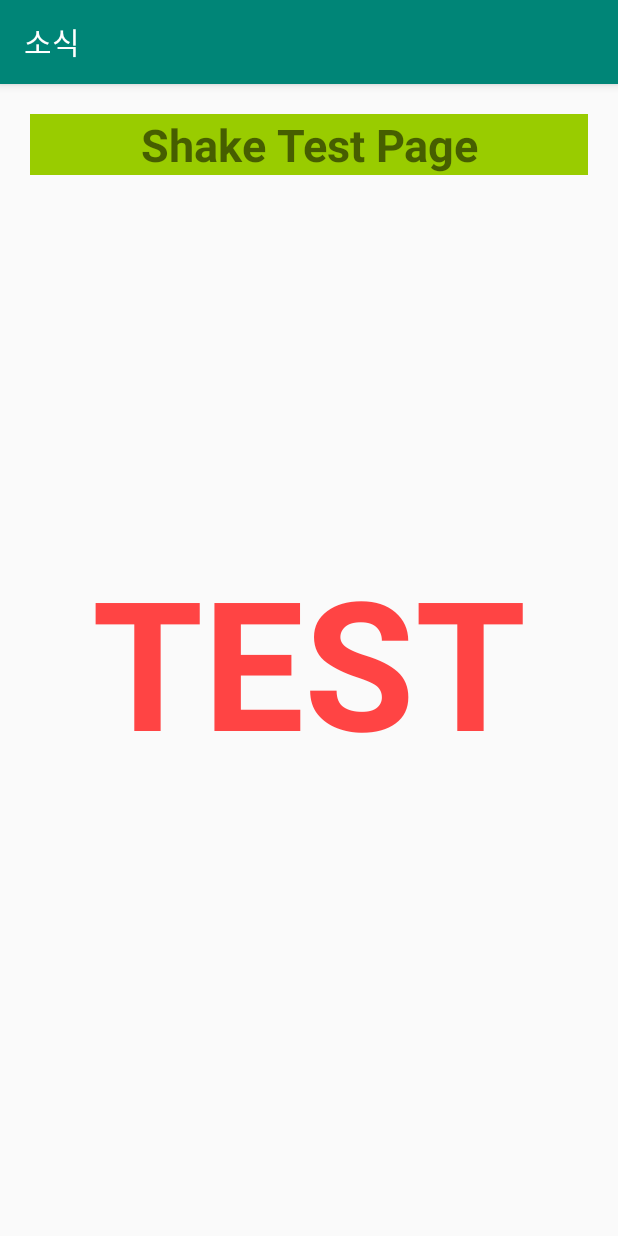
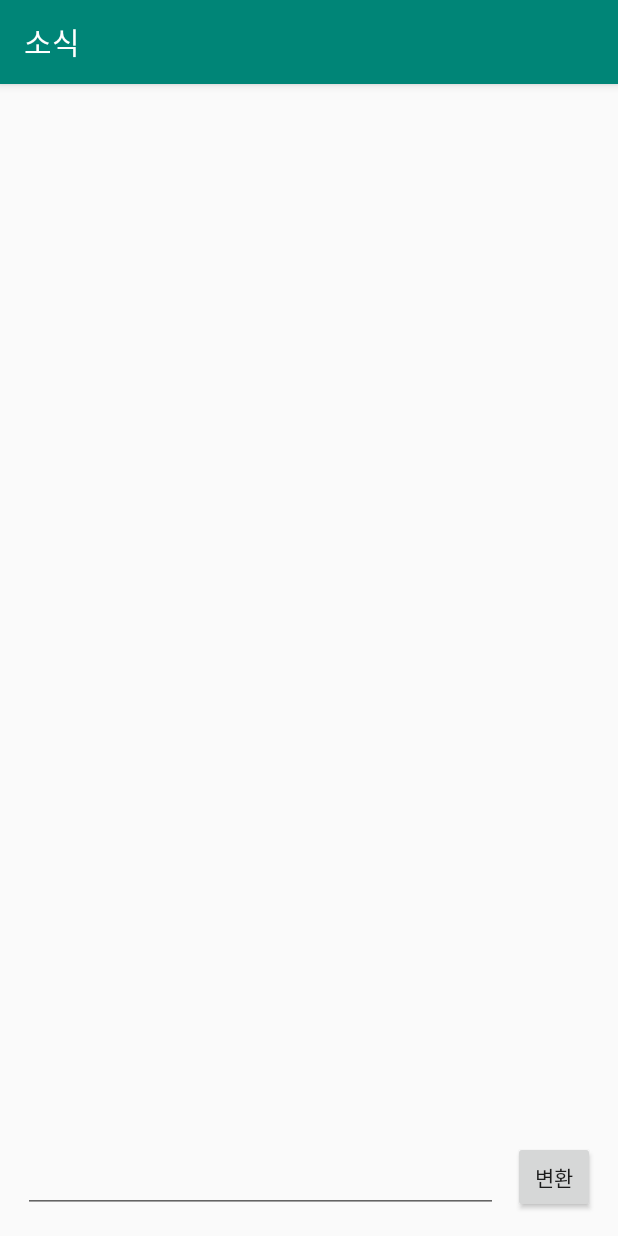
Before and after one commit to GhillieSuit/SoSik, an Android app: the screen it shows after launch (MainActivity), on a phone screen of 412 x 824 dp. Run offline under Robolectric (Android 15) with nearby library versions, the phone set to English and light mode, and no system bars.

Commit message:
main layout

```diff
--- a/app/build.gradle
+++ b/app/build.gradle
@@ -26,4 +26,5 @@ dependencies {
     testImplementation 'junit:junit:4.12'
     androidTestImplementation 'androidx.test:runner:1.1.1'
     androidTestImplementation 'androidx.test.espresso:espresso-core:3.1.1'
+    implementation 'androidx.recyclerview:recyclerview:1.1.0'
 }
--- a/app/src/main/java/com/example/sosik/MainActivity.java
+++ b/app/src/main/java/com/example/sosik/MainActivity.java
@@ -1,21 +1,77 @@
 package com.example.sosik;
 
 import androidx.appcompat.app.AppCompatActivity;
+import androidx.recyclerview.widget.LinearLayoutManager;
+import androidx.recyclerview.widget.RecyclerView;
 
 import android.content.Intent;
 import android.os.Bundle;
+import android.view.View;
+import android.widget.Button;
+import android.widget.EditText;
 
-public class MainActivity extends AppCompatActivity {
+import java.util.ArrayList;
+
+public class MainActivity extends AppCompatActivity implements View.OnClickListener{
 
     private static boolean activityTop;
+    private RecyclerView recyclerView;
+    private ArrayList<String> list = new ArrayList<>();
+    private Button btnTTS;
+    private EditText txtTTS;
 
     @Override
     protected void onCreate(Bundle savedInstanceState) {
         super.onCreate(savedInstanceState);
         setContentView(R.layout.activity_main);
 
+        InitializeService();
+        InitializeView();
+        SetListener();
+
+        /*for (int i=0; i<100; i++) {
+            list.add(String.format("TEXT %d", i));
+        }*/
+    }
+
+    // 모션센서 서비스 실행
+    public void InitializeService(){
         Intent serviceIntent = new Intent(getApplicationContext(), MyService.class);
         startService(serviceIntent);
+    }
+
+    public void InitializeView(){
+        // 리사이클러뷰에 LinearLayoutManager 객체 지정.
+        recyclerView = findViewById(R.id.recycler1) ;
+        LinearLayoutManager mLayoutManager = new LinearLayoutManager(this);
+        recyclerView.setLayoutManager(mLayoutManager);
+        // 리사이클러뷰에 SimpleTextAdapter 객체 지정.
+        SimpleTextAdapter adapter = new SimpleTextAdapter(list) ;
+        recyclerView.setAdapter(adapter) ;
+
+        btnTTS = (Button) findViewById(R.id.btnTTS);
+        txtTTS = (EditText) findViewById(R.id.txtTTS);
+    }
+
+    public void SetListener(){
+        btnTTS.setOnClickListener(this);
+    }
+
+    @Override
+    public void onClick(View view){
+        switch (view.getId()){
+            case R.id.btnTTS:
+                String text;
+                text = txtTTS.getText().toString();
+                if (text.length() == 0) {
+                    return;
+                }else{
+                    txtTTS.setText("");
+                    list.add(String.format(text));
+                    recyclerView.getLayoutManager().onRestoreInstanceState(recyclerView.getLayoutManager().onSaveInstanceState());
+                    recyclerView.scrollToPosition(recyclerView.getLayoutManager().getItemCount()-1);
+                }
+        }
     }
 
     @Override
--- /dev/null
+++ b/app/src/main/java/com/example/sosik/SimpleTextAdapter.java
@@ -0,0 +1,56 @@
+package com.example.sosik;
+
+import android.content.Context;
+import android.view.LayoutInflater;
+import android.view.View;
+import android.view.ViewGroup;
+import android.widget.TextView;
+
+import androidx.recyclerview.widget.RecyclerView;
+
+import java.util.ArrayList;
+
+public class SimpleTextAdapter extends RecyclerView.Adapter<SimpleTextAdapter.ViewHolder> {
+
+    private ArrayList<String> mData = null ;
+
+    public class ViewHolder extends RecyclerView.ViewHolder {
+        TextView textView1 ;
+
+        ViewHolder(View itemView) {
+            super(itemView) ;
+
+            textView1 = itemView.findViewById(R.id.text1) ;
+        }
+    }
+
+    // 생성자에서 데이터 리스트 객체를 전달받음.
+    SimpleTextAdapter(ArrayList<String> list) {
+        mData = list ;
+    }
+
+    // onCreateViewHolder() - 아이템 뷰를 위한 뷰홀더 객체 생성하여 리턴.
+    @Override
+    public SimpleTextAdapter.ViewHolder onCreateViewHolder(ViewGroup parent, int viewType) {
+        Context context = parent.getContext() ;
+        LayoutInflater inflater = (LayoutInflater) context.getSystemService(Context.LAYOUT_INFLATER_SERVICE) ;
+
+        View view = inflater.inflate(R.layout.recyclerview_item, parent, false) ;
+        SimpleTextAdapter.ViewHolder vh = new SimpleTextAdapter.ViewHolder(view) ;
+
+        return vh ;
+    }
+
+    // onBindViewHolder() - position에 해당하는 데이터를 뷰홀더의 아이템뷰에 표시.
+    @Override
+    public void onBindViewHolder(SimpleTextAdapter.ViewHolder holder, int position) {
+        String text = mData.get(position);
+        holder.textView1.setText(text);
+    }
+
+    // getItemCount() - 전체 데이터 갯수 리턴
+    @Override
+    public int getItemCount() {
+        return mData.size() ;
+    }
+}
--- a/app/src/main/res/layout/activity_main.xml
+++ b/app/src/main/res/layout/activity_main.xml
@@ -1,28 +1,37 @@
 <?xml version="1.0" encoding="utf-8"?>
-<RelativeLayout xmlns:android="http://schemas.android.com/apk/res/android"
+<LinearLayout xmlns:android="http://schemas.android.com/apk/res/android"
     android:layout_height="match_parent"
     android:layout_width="match_parent"
-    android:layout_margin="20dp">
+    android:orientation="vertical"
+    android:layout_margin="15dp">
 
-    <TextView
-        android:text="Shake Test Page"
+    <androidx.recyclerview.widget.RecyclerView
+        android:id="@+id/recycler1"
+        android:scrollbars="vertical"
+        android:layout_width="match_parent"
+        android:layout_height="0dp"
+        android:layout_weight="1"/>
+
+    <LinearLayout
         android:layout_width="match_parent"
         android:layout_height="wrap_content"
-        android:id="@+id/txtTitle_ShakeTest"
-        android:textAlignment="center"
-        android:textSize="30sp"
-        android:textStyle="normal|bold"
-        android:background="@android:color/holo_green_light" />
+        android:orientation="horizontal"
+        android:layout_marginTop="10dp">
 
-    <TextView
-        android:text="TEST"
-        android:layout_width="wrap_content"
-        android:layout_height="wrap_content"
-        android:layout_centerInParent="true"
-        android:id="@+id/txtShake"
-        android:textAlignment="center"
-        android:textSize="120sp"
-        android:textColor="@android:color/holo_red_light"
-        android:textStyle="normal|bold" />
+        <EditText
+            android:id="@+id/txtTTS"
+            android:layout_width="match_parent"
+            android:layout_height="match_parent"
+            android:layout_weight="1"
+            android:inputType="text"/>
 
-</RelativeLayout>
+        <Button
+            android:id="@+id/btnTTS"
+            android:layout_width="120dp"
+            android:layout_height="wrap_content"
+            android:layout_marginStart="10dp"
+            android:layout_weight="1"
+            android:text="변환"/>
+
+    </LinearLayout>
+</LinearLayout>
```
Also changed, not shown: app/src/main/res/layout/recyclerview_item.xml (added, +15 -0 lines), app/src/main/res/values/dimens.xml (added, +21 -0 lines).
